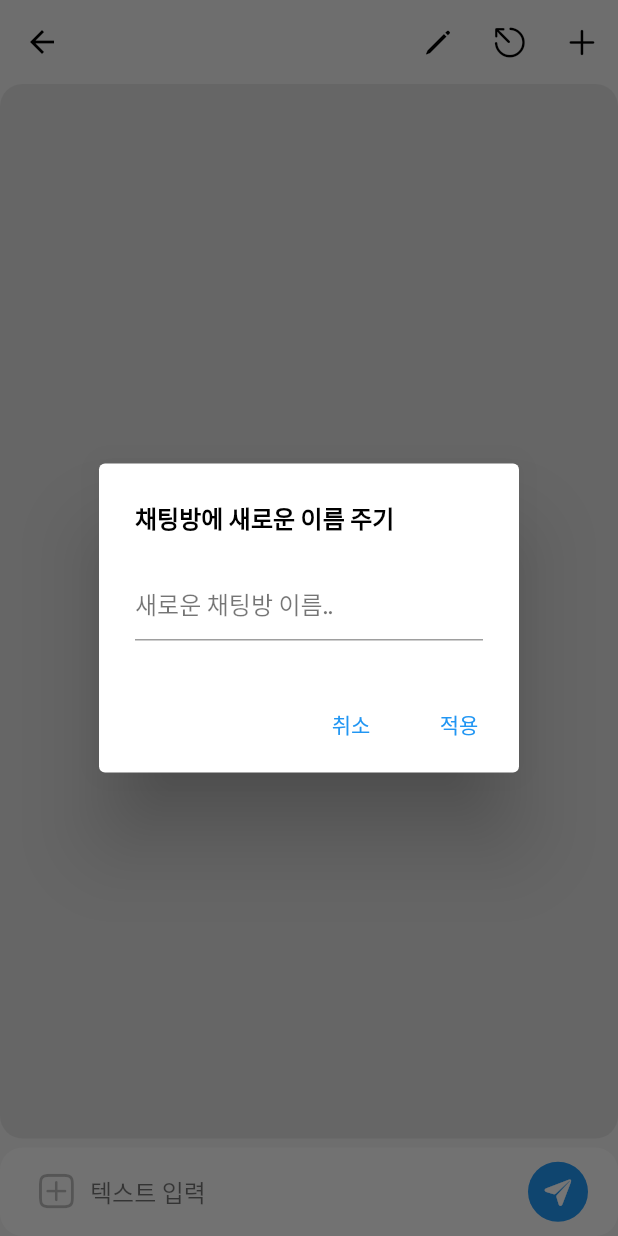
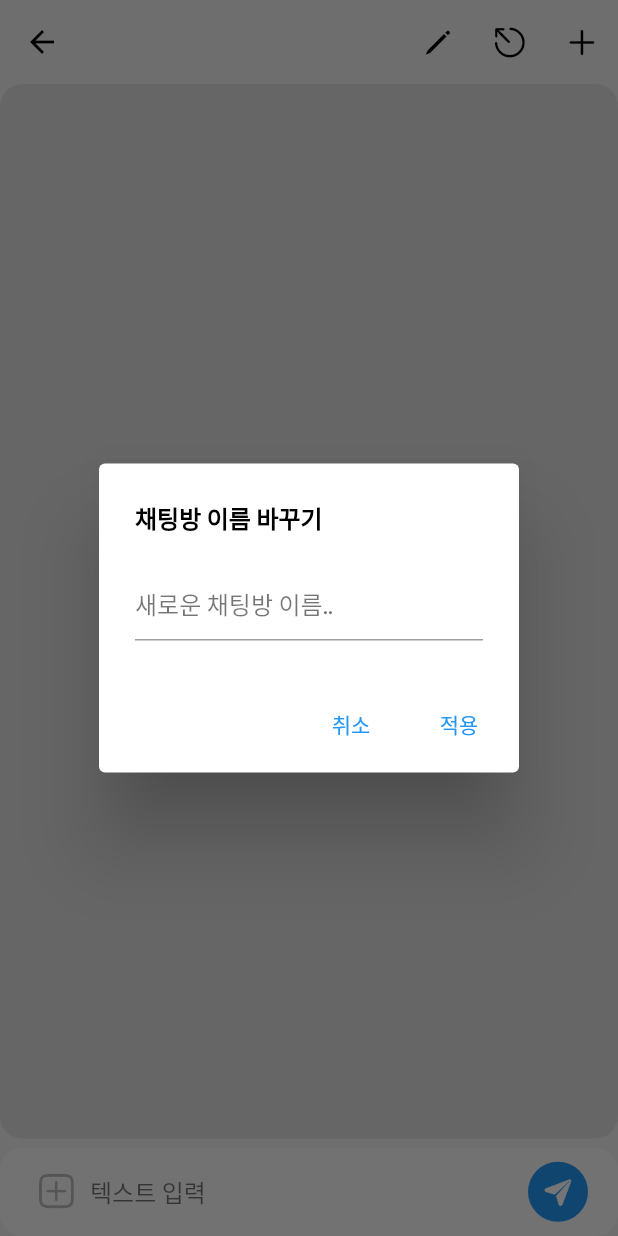
Before and after one commit to K-Roon/chat_app, a Flutter app: the ConversationScreen screen opened directly with empty values, after a tap on an icon or button, on a phone screen of 412 x 824 dp. Run offline on Flutter 3.47's test engine with Material 2 defaults, Android fonts, the phone set to English and light mode, and no system bars; our stand-ins replace cloud_firestore, dio, file_picker, firebase_auth, firebase_core, firebase_storage and 5 more; missing offline and left inert: firebase_image; accounts and stored records are empty.

Commit message:
채팅방 제목 관련 안내문 수정

```diff
--- a/lib/views/conversation_screen.dart
+++ b/lib/views/conversation_screen.dart
@@ -102,13 +102,13 @@ class _ConversationScreenState extends State<ConversationScreen> {
         actions: [
           IconButton(
             icon: Icon(CupertinoIcons.pencil),
-            tooltip: "채팅방에 새로운 이름 주기",
+            tooltip: "채팅방 이름 바꾸기",
             onPressed: () {
               showDialog(
                 context: context,
                 builder: (BuildContext context) {
                   return AlertDialog(
-                    title: Text("채팅방에 새로운 이름 주기"),
+                    title: Text("채팅방 이름 바꾸기"),
                     content: TextField(
                       controller: chatNameTextEditingController,
                       style: TextStyle(color: Colors.black),
@@ -134,9 +134,9 @@ class _ConversationScreenState extends State<ConversationScreen> {
                             context: context,
                             builder: (BuildContext context) {
                               return AlertDialog(
-                                title: Text("채팅방에 새로운 이름 주기"),
+                                title: Text("채팅방 이름 바꾸기"),
                                 content: Text(
-                                  "채팅방 제목을 새로운 이름으로 변경할 경우 초대되어 있는 사용자 전체에게 이 제목이 적용되요.\n새로운 채팅방 이름을 지정할 때에는 초대되어있는 사용자 모두를 만족할 수 있는 제목으로 지정해주세요.\n채팅방에게 새로운 이름을 부여함으로써 일어난 일에 대한 책임은 본인에게 있습니다.",
+                                  "채팅방 이름을 새롭게 변경하면 참가자 전체의 채팅방 이름이 바뀌게 됩니다.\n되도록 참가자 모두를 만족할 수 있는 이름으로 지정하세요.\n채팅방 이름을 변경함으로써 일어난 일에 대한 책임은 본인에게 있습니다.",
                                   style: TextStyle(color: Colors.black),
                                 ),
                                 actions: [
```
